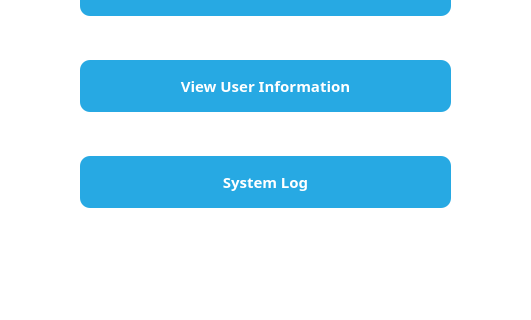
Old version of the form NewWindowChur/adminhome.ui in the repository jandrealyn/LibraryQtSystem; both pictures show x 100 to 631 and y 234 to 554 of the 765 by 554 pixel window.
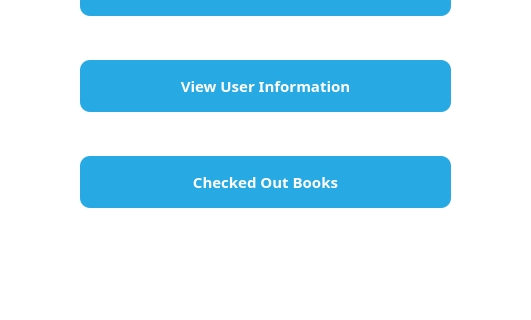
New version of the form. Icons and pictures are not drawn.

Patch:
```diff
--- a/NewWindowChur/adminhome.ui
+++ b/NewWindowChur/adminhome.ui
@@ -158,7 +158,7 @@
 </string>
        </property>
        <property name="text">
-        <string>System Log</string>
+        <string>Checked Out Books</string>
        </property>
       </widget>
      </item>
```
